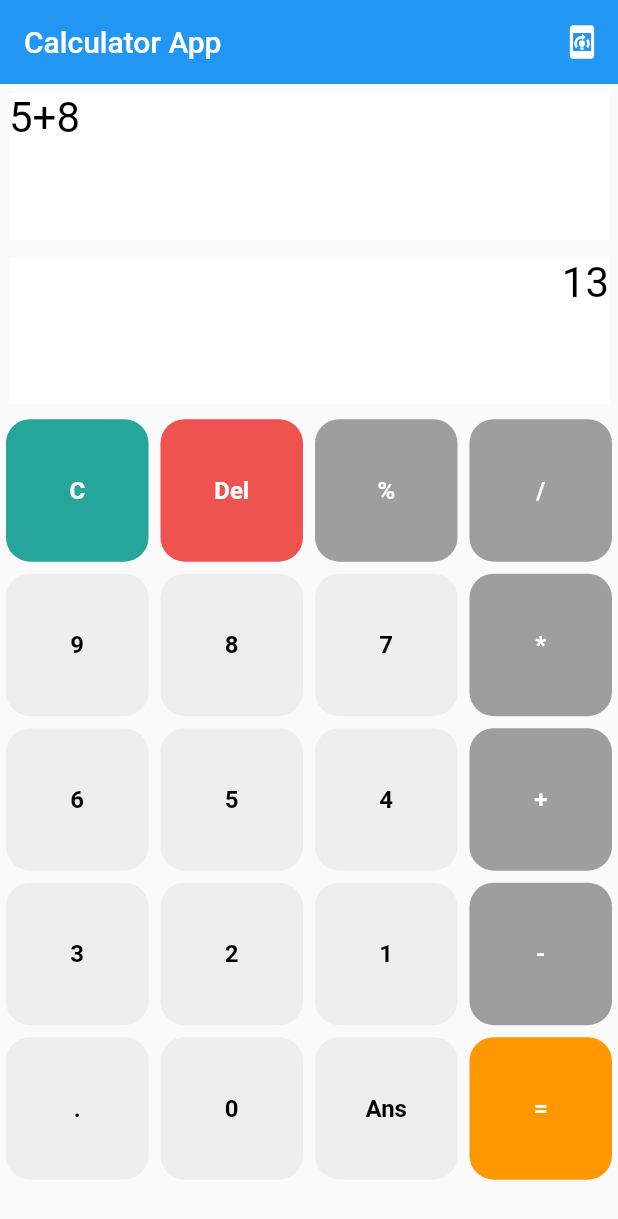
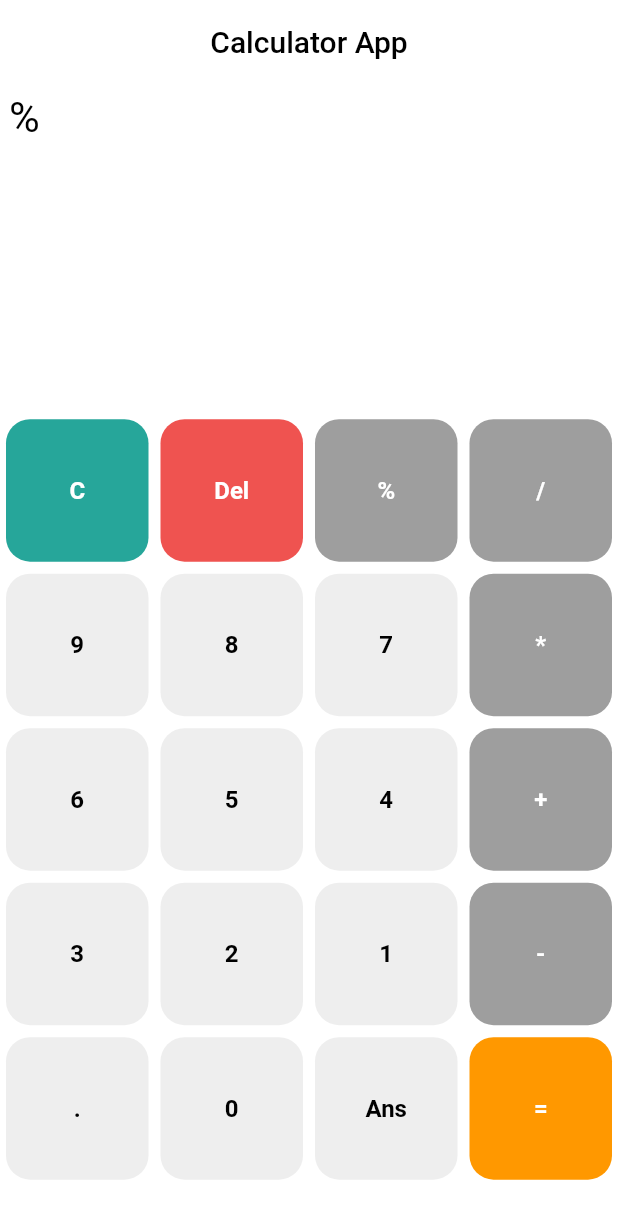
Before and after one commit to s4r4h4mdy0x01/calculator_app, a Flutter app: the screen it shows after launch, after a tap on an icon or button, on a phone screen of 412 x 824 dp. Shown: the top 1219 px of the screen. Run offline on Flutter 3.47's test engine with Material 2 defaults, Android fonts, the phone set to English and light mode, and no system bars; our stand-ins replace math_expressions.

```diff
--- a/lib/views/home_view.dart
+++ b/lib/views/home_view.dart
@@ -1,8 +1,11 @@
 import 'package:calculator_app/const_widget/consts.dart';
-import 'package:calculator_app/widgets/custom_Grid_view.dart';
-import 'package:calculator_app/widgets/custom_item.dart';
+
 import 'package:calculator_app/widgets/input_output_custom.dart';
 import 'package:flutter/material.dart';
+import 'package:math_expressions/math_expressions.dart';
+
+String input = '';
+String output = '';
 
 class HomeView extends StatefulWidget {
   const HomeView({super.key});
@@ -12,21 +15,18 @@ class HomeView extends StatefulWidget {
 }
 
 class _HomeViewState extends State<HomeView> {
-  String input = '5+8';
-  String output = '13';
-
   @override
   Widget build(BuildContext context) {
     return Scaffold(
+      backgroundColor: Colors.white,
       appBar: AppBar(
+        centerTitle: true,
         elevation: 0.0,
-        title: const Text('Calculator App'),
-        actions: [
-          IconButton(
-            onPressed: () {},
-            icon: const Icon(Icons.on_device_training),
-          ),
-        ],
+        backgroundColor: Colors.white,
+        title: const Text(
+          'Calculator App',
+          style: TextStyle(color: Colors.black),
+        ),
       ),
       body: Column(
         children: [
@@ -43,9 +43,109 @@ class _HomeViewState extends State<HomeView> {
               textAlign: TextAlign.right,
             ),
           ),
-          const Expanded(flex: 5, child: CustomGridView(symbols: kSymbols)),
+          Expanded(
+            flex: 5,
+            child: GridView.builder(
+              shrinkWrap: true,
+              itemCount: kSymbols.length,
+              gridDelegate: const SliverGridDelegateWithFixedCrossAxisCount(
+                  crossAxisCount: 4),
+              itemBuilder: (context, index) {
+                return GestureDetector(
+                  onTap: () {
+                    if (kSymbols[index] == 'C') {
+                      output = '';
+                      input = '';
+                      setState(() {});
+                    } else if (kSymbols[index] == 'Del') {
+                      input = input.substring(0, input.length - 1);
+                      setState(() {});
+                    } else if (kSymbols[index] == 'Ans') {
+                      input = output;
+                      output = '';
+                      setState(() {});
+                    } else if (kSymbols[index] == '%' ||
+                        kSymbols[index] == '/' ||
+                        kSymbols[index] == '*' ||
+                        kSymbols[index] == '+' ||
+                        kSymbols[index] == '-') {
+                      if (input.endsWith("%") ||
+                          input.endsWith("*") ||
+                          input.endsWith("/") ||
+                          input.endsWith("+") ||
+                          input.endsWith("-")) {
+                        //
+                      } else {
+                        setState(() {
+                          input += kSymbols[index];
+                        });
+                      }
+                    } else if (kSymbols[index] == '=') {
+                      Parser p = Parser();
+                      Expression exp = p.parse(input);
+                      double eval =
+                          exp.evaluate(EvaluationType.REAL, ContextModel());
+                      setState(() {
+                        output = eval.toString();
+                      });
+                    } else {
+                      input += kSymbols[index];
+                      setState(() {});
+                    }
+                  },
+                  child: Container(
+                    margin: const EdgeInsets.all(4),
+                    height: 50,
+                    width: 60,
+                    decoration: BoxDecoration(
+                      borderRadius: BorderRadius.circular(16),
+                      color: updateColorContainer(kSymbols[index]),
+                    ),
+                    child: Center(
+                      child: Text(
+                        kSymbols[index],
+                        style: TextStyle(
+                            color: updateColorText(kSymbols[index]),
+                            fontWeight: FontWeight.bold,
+                            fontSize: 16),
+                      ),
+                    ),
+                  ),
+                );
+              },
+            ),
+          )
         ],
       ),
     );
   }
+
+  Color updateColorContainer(String s) {
+    if (s == '=') {
+      return Colors.orange.shade500;
+    } else if (s == 'Del') {
+      return Colors.red.shade400;
+    } else if (s == 'C') {
+      return Colors.teal.shade400;
+    } else if (s == '/' || s == '*' || s == '-' || s == '+' || s == '%') {
+      return Colors.grey.shade500;
+    } else {
+      return Colors.grey.shade200;
+    }
+  }
+
+  Color updateColorText(String s) {
+    if (s == 'C' ||
+        s == 'Del' ||
+        s == '/' ||
+        s == '*' ||
+        s == '-' ||
+        s == '+' ||
+        s == '%' ||
+        s == '=') {
+      return Colors.white;
+    } else {
+      return Colors.black;
+    }
+  }
 }
--- a/lib/widgets/custom_Grid_view.dart
+++ /dev/null
@@ -1,24 +0,0 @@
-import 'package:calculator_app/widgets/custom_item.dart';
-import 'package:flutter/material.dart';
-
-class CustomGridView extends StatelessWidget {
-  const CustomGridView({
-    super.key,
-    required this.symbols,
-  });
-
-  final List<String> symbols;
-
-  @override
-  Widget build(BuildContext context) {
-    return GridView.builder(
-      shrinkWrap: true,
-      itemCount: symbols.length,
-      gridDelegate:
-          const SliverGridDelegateWithFixedCrossAxisCount(crossAxisCount: 4),
-      itemBuilder: (context, index) {
-        return CustomItem(symbol: symbols[index]);
-      },
-    );
-  }
-}
--- a/lib/widgets/custom_item.dart
+++ /dev/null
@@ -1,61 +0,0 @@
-import 'package:flutter/material.dart';
-
-class CustomItem extends StatelessWidget {
-  const CustomItem({super.key, required this.symbol});
-  final String symbol;
-  @override
-  Widget build(BuildContext context) {
-    return GestureDetector(
-      onTap: () {
-        print('ss');
-      },
-      child: Container(
-        margin: const EdgeInsets.all(4),
-        height: 50,
-        width: 60,
-        decoration: BoxDecoration(
-          borderRadius: BorderRadius.circular(16),
-          color: updateColorContainer(symbol),
-        ),
-        child: Center(
-          child: Text(
-            symbol,
-            style: TextStyle(
-                color: updateColorText(symbol),
-                fontWeight: FontWeight.bold,
-                fontSize: 16),
-          ),
-        ),
-      ),
-    );
-  }
-
-  Color updateColorContainer(String s) {
-    if (s == '=') {
-      return Colors.orange.shade500;
-    } else if (s == 'Del') {
-      return Colors.red.shade400;
-    } else if (s == 'C') {
-      return Colors.teal.shade400;
-    } else if (s == '/' || s == '*' || s == '-' || s == '+' || s == '%') {
-      return Colors.grey.shade500;
-    } else {
-      return Colors.grey.shade200;
-    }
-  }
-
-  Color updateColorText(String s) {
-    if (s == 'C' ||
-        s == 'Del' ||
-        s == '/' ||
-        s == '*' ||
-        s == '-' ||
-        s == '+' ||
-        s == '%' ||
-        s == '=') {
-      return Colors.white;
-    } else {
-      return Colors.black;
-    }
-  }
-}
--- a/pubspec.yaml
+++ b/pubspec.yaml
@@ -35,6 +35,7 @@ dependencies:
   # The following adds the Cupertino Icons font to your application.
   # Use with the CupertinoIcons class for iOS style icons.
   cupertino_icons: ^1.0.2
+  math_expressions: ^2.4.0
 
 dev_dependencies:
   flutter_test:
```
Also changed, not shown: pubspec.lock.
